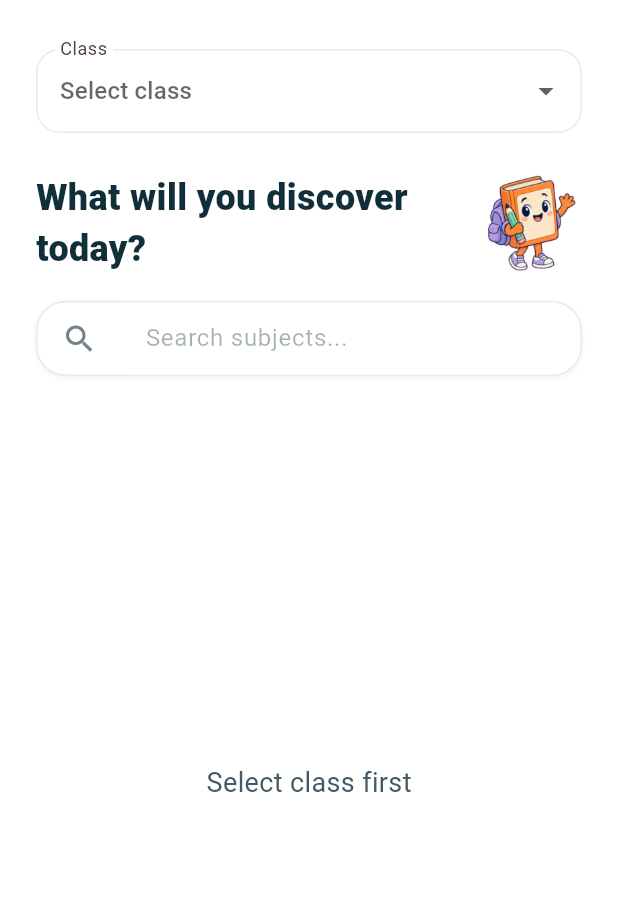
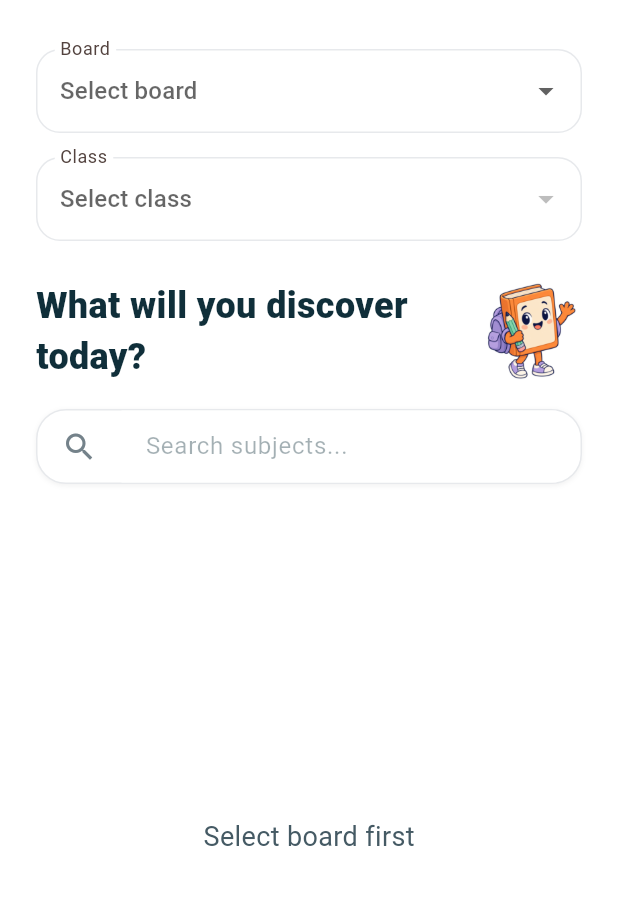
Before and after one commit to muttapuffs60rs-pixel/TutorAI---Frontend, a Flutter app: the SubjectSelectionScreen screen opened directly, on a phone screen of 412 x 824 dp, the part 59-964 px from its top. Run offline on Flutter 3.47's test engine with Material 3 defaults, Android fonts, the phone set to English and light mode, and no system bars; our stand-ins replace flutter_markdown, image_cropper, image_picker, shared_preferences, speech_to_text, supabase_flutter and 1 more; missing offline and left inert: razorpay_flutter; accounts and stored records are empty.

Commit message:
Require board selection before class and subject in Tuition

```diff
--- a/lib/screens/student_tutorial.dart
+++ b/lib/screens/student_tutorial.dart
@@ -38,7 +38,7 @@ class _StudentTutorialState extends State<StudentTutorial> {
     ),
     (
       'Find your subject',
-      'On Home, tap Start learning or Tuition. Select a class from the dropdown, then select a subject. Use Search subjects to find one quickly.',
+      'On Home, tap Start learning or Tuition. Select your board first, then your class, then a subject. Use Search subjects to find one quickly.',
       Icons.auto_stories_outlined,
     ),
     (
--- a/lib/screens/subject_selection_screen.dart
+++ b/lib/screens/subject_selection_screen.dart
@@ -6,15 +6,15 @@ import '../constants.dart';
 import 'chat_screen.dart';
 
 class SubjectSelectionScreen extends StatefulWidget {
-  final int? initialGrade;
-  const SubjectSelectionScreen({super.key, this.initialGrade});
+  const SubjectSelectionScreen({super.key});
 
   @override
   State<SubjectSelectionScreen> createState() => _SubjectSelectionScreenState();
 }
 
 class _SubjectSelectionScreenState extends State<SubjectSelectionScreen> {
-  late int? _selectedGrade = widget.initialGrade;
+  String? _selectedBoard;
+  int? _selectedGrade;
   String _searchQuery = '';
   final TextEditingController _searchController = TextEditingController();
 
@@ -74,7 +74,8 @@ class _SubjectSelectionScreenState extends State<SubjectSelectionScreen> {
 
   @override
   Widget build(BuildContext context) {
-    List<Map<String, dynamic>> activeList = _selectedGrade == null
+    List<Map<String, dynamic>> activeList =
+        _selectedBoard != 'tn' || _selectedGrade == null
         ? []
         : subjectsForGrade(_selectedGrade!);
     if (_searchQuery.isNotEmpty) {
@@ -113,7 +114,31 @@ class _SubjectSelectionScreenState extends State<SubjectSelectionScreen> {
           child: Column(
             crossAxisAlignment: CrossAxisAlignment.start,
             children: [
+              DropdownButtonFormField<String>(
+                initialValue: _selectedBoard,
+                isExpanded: true,
+                decoration: const InputDecoration(labelText: 'Board'),
+                hint: const Text('Select board'),
+                items: const [
+                  DropdownMenuItem(
+                    value: 'tn',
+                    child: Text('Tamil Nadu State Board'),
+                  ),
+                  DropdownMenuItem(
+                    value: 'cbse',
+                    child: Text('CBSE (content coming soon)'),
+                  ),
+                ],
+                onChanged: (board) => setState(() {
+                  _selectedBoard = board;
+                  _selectedGrade = null;
+                  _searchController.clear();
+                  _searchQuery = '';
+                }),
+              ),
+              const SizedBox(height: 16),
               DropdownButtonFormField<int>(
+                key: ValueKey(_selectedBoard),
                 initialValue: _selectedGrade,
                 isExpanded: true,
                 decoration: const InputDecoration(labelText: "Class"),
@@ -126,13 +151,16 @@ class _SubjectSelectionScreenState extends State<SubjectSelectionScreen> {
                       ),
                     )
                     .toList(),
-                onChanged: (grade) => setState(() {
-                  _selectedGrade = grade;
-                  _searchController.clear();
-                  _searchQuery = '';
-                }),
+                onChanged: _selectedBoard == null
+                    ? null
+                    : (grade) => setState(() {
+                        _selectedGrade = grade;
+                        _searchController.clear();
+                        _searchQuery = '';
+                      }),
               ),
-              if (_selectedGrade != null &&
+              if (_selectedBoard == 'tn' &&
+                  _selectedGrade != null &&
                   gradeContentNotice(_selectedGrade!) != null)
                 Padding(
                   padding: const EdgeInsets.only(top: 12),
@@ -171,7 +199,7 @@ class _SubjectSelectionScreenState extends State<SubjectSelectionScreen> {
                 ),
                 child: TextField(
                   controller: _searchController,
-                  enabled: _selectedGrade != null,
+                  enabled: _selectedBoard == 'tn' && _selectedGrade != null,
                   onChanged: (val) => setState(() => _searchQuery = val),
                   decoration: const InputDecoration(
                     hintText: "Search subjects...",
@@ -184,11 +212,13 @@ class _SubjectSelectionScreenState extends State<SubjectSelectionScreen> {
 
               // Subject Grid
               Expanded(
-                child: _selectedGrade == null
-                    ? const Center(
+                child: _selectedBoard == null || _selectedGrade == null
+                    ? Center(
                         child: Text(
-                          "Select class first",
-                          style: TextStyle(
+                          _selectedBoard == null
+                              ? "Select board first"
+                              : "Select class first",
+                          style: const TextStyle(
                             color: Tailwind.slate600,
                             fontSize: 18,
                           ),
@@ -197,7 +227,9 @@ class _SubjectSelectionScreenState extends State<SubjectSelectionScreen> {
                     : activeList.isEmpty
                     ? Center(
                         child: Text(
-                          gradeHasTextbooks(_selectedGrade!)
+                          _selectedBoard == 'cbse'
+                              ? "CBSE textbooks coming soon"
+                              : gradeHasTextbooks(_selectedGrade!)
                               ? "No subjects found"
                               : "Textbooks coming soon",
                           style: TextStyle(color: Tailwind.slate500),
```
Also changed, not shown: 1 other file.
